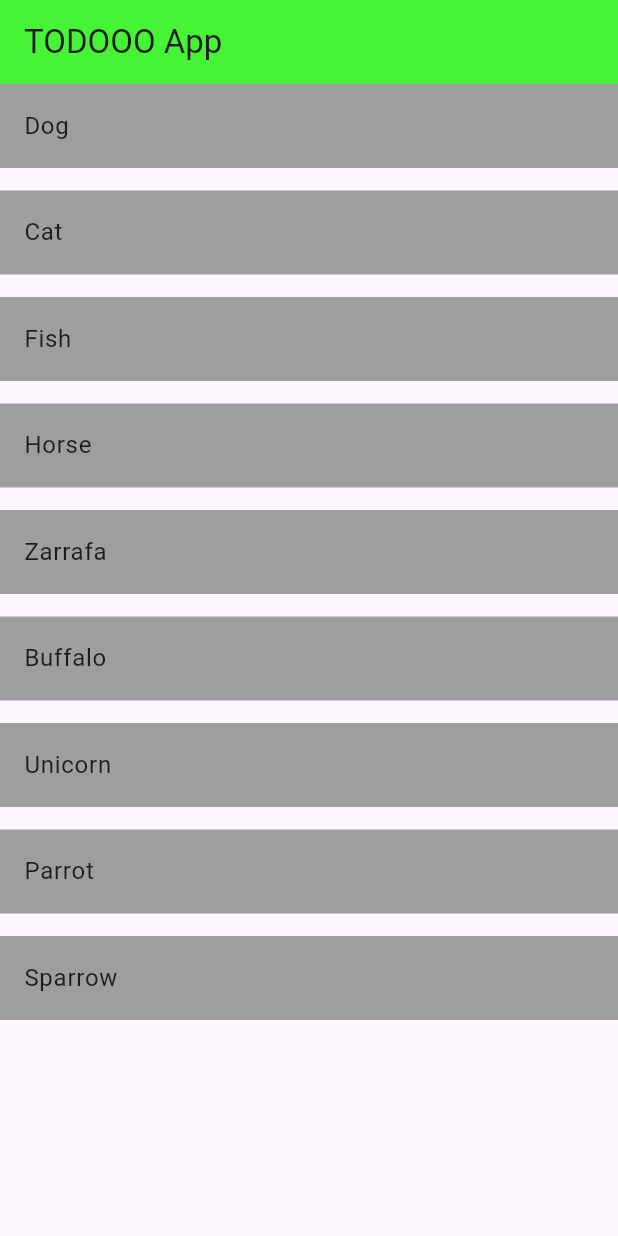
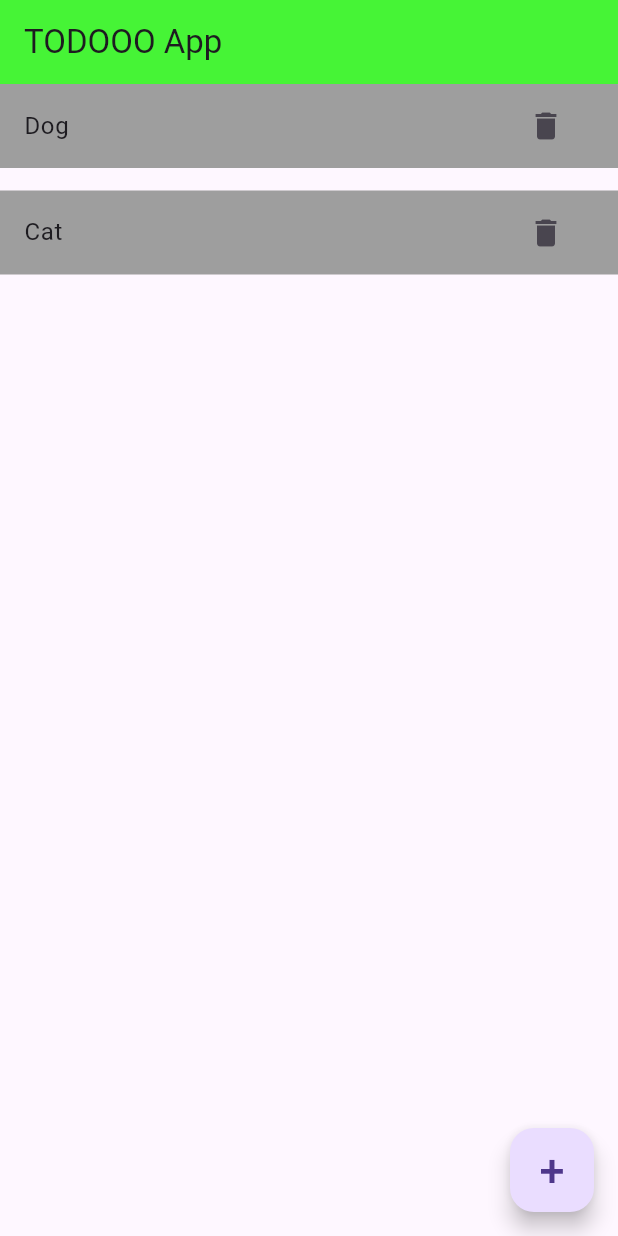
Before and after one commit to ashir227/Todo-App-Classes, a Flutter app: the screen it shows after launch, on a phone screen of 412 x 824 dp. Run offline on Flutter 3.47's test engine with Material 3 defaults, Android fonts, the light colour scheme and no system bars.

Commit message:
Delete icon

```diff
--- a/lib/todo.dart
+++ b/lib/todo.dart
@@ -12,20 +12,11 @@ class MyApp extends StatefulWidget {
 }
 
 class _MyAppState extends State<MyApp> {
+  List animal = ["Dog", "Cat"];
   @override
   Widget build(BuildContext context) {
     // bool isfav = true;
-    List animal = [
-      "Dog",
-      "Cat",
-      "Fish",
-      "Horse",
-      "Zarrafa",
-      "Buffalo",
-      "Unicorn",
-      "Parrot",
-      "Sparrow",
-    ];
+
     return MaterialApp(
       home: Scaffold(
         appBar: AppBar(
@@ -39,18 +30,24 @@ class _MyAppState extends State<MyApp> {
               child: ListTile(
                 title: Text(animal[index]),
                 tileColor: Colors.grey,
+                trailing: IconButton(
+                  onPressed: () {
+                    animal.removeAt(index);
+                    setState(() {});
+                  },
+                  icon: Icon(Icons.delete),
+                ),
               ),
             );
           },
           itemCount: animal.length,
-          // separatorBuilder: (context, index) {
-          //   return Divider(
-          //     height: 50,
-          //     thickness: 2,
-          //     indent: 6.7,
-          //     color: Colors.amber,
-          //   );
-          // },
+        ),
+        floatingActionButton: FloatingActionButton(
+          onPressed: () {
+            animal.add("Students");
+            setState(() {});
+          },
+          child: Text("+", style: TextStyle(fontSize: 30)),
         ),
       ),
     );
```
